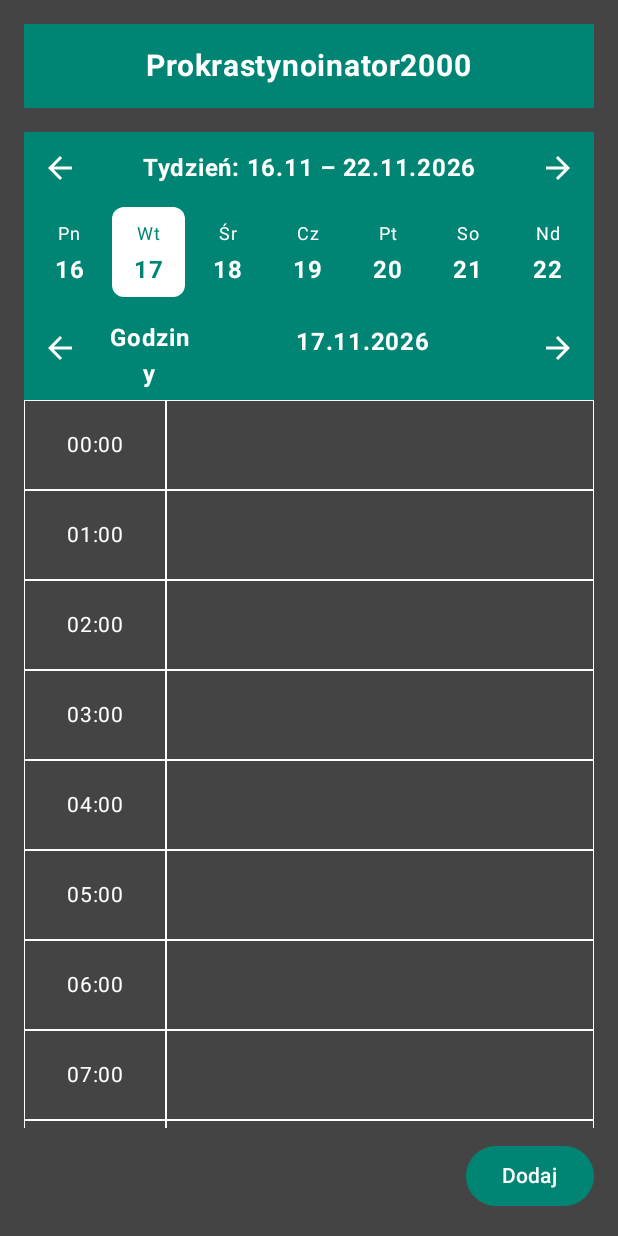
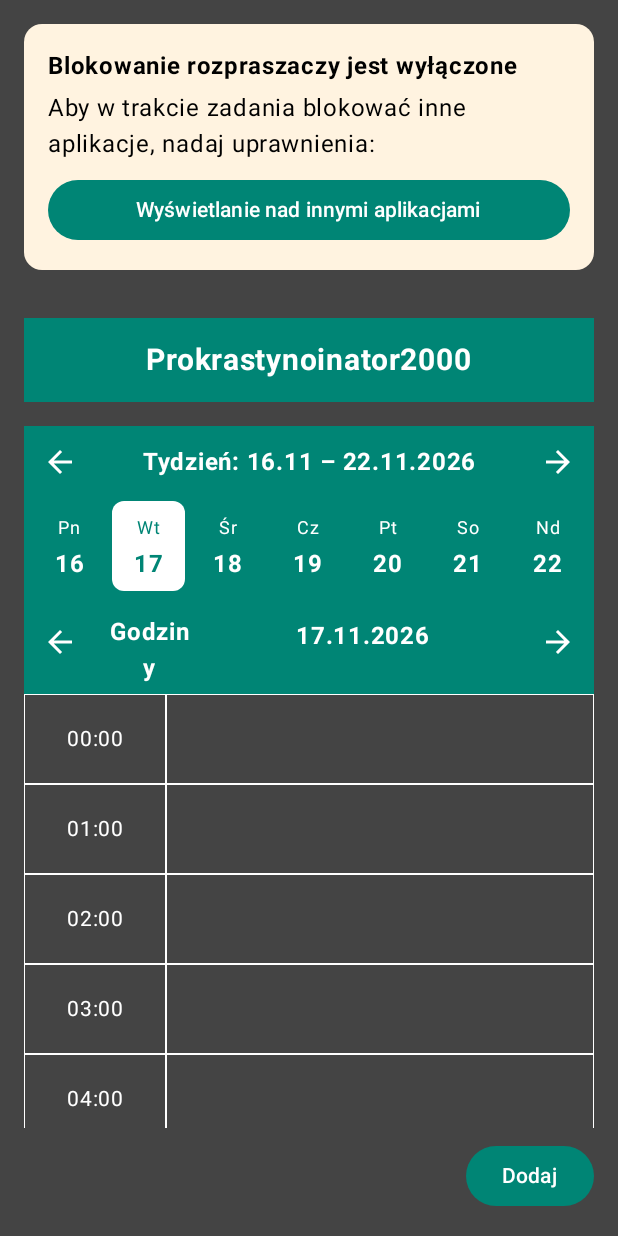
Before and after one commit to kollibroman/O.W.C.A-Project, an Android app built with Jetpack Compose: the screen it shows after launch (MainActivity), on a phone screen of 412 x 824 dp. Run offline under Robolectric (Android 15) with nearby library versions, the phone set to English and light mode, and no system bars.

Commit message:
feat: aactivity monitoring

```diff
--- a/app/src/main/java/com/example/antyprokrastynoinator_2000/MainActivity.kt
+++ b/app/src/main/java/com/example/antyprokrastynoinator_2000/MainActivity.kt
@@ -1,10 +1,19 @@
 package com.example.antyprokrastynoinator_2000
 
+import android.Manifest
+import android.os.Build
 import android.os.Bundle
 import android.widget.Toast
 import androidx.activity.ComponentActivity
+import androidx.activity.compose.rememberLauncherForActivityResult
 import androidx.activity.compose.setContent
+import androidx.activity.result.contract.ActivityResultContracts
+import androidx.compose.foundation.layout.Column
 import androidx.compose.foundation.layout.fillMaxSize
+import com.example.antyprokrastynoinator_2000.data.TaskRepository
+import com.example.antyprokrastynoinator_2000.monitor.AppMonitorService
+import com.example.antyprokrastynoinator_2000.monitor.MonitorPermissions
+import com.example.antyprokrastynoinator_2000.ui.monitor.MonitoringPermissionsCard
 import androidx.compose.foundation.layout.systemBarsPadding
 import androidx.compose.material3.*
 import androidx.compose.runtime.*
@@ -19,6 +28,13 @@ import com.example.antyprokrastynoinator_2000.viewmodel.CalendarViewModel
 import com.example.antyprokrastynoinator_2000.model.Task
 import com.example.antyprokrastynoinator_2000.ui.tasks.TaskDetailsScreen
 class MainActivity : ComponentActivity() {
+    private var permissionRefresh by mutableIntStateOf(0)
+
+    override fun onResume() {
+        super.onResume()
+        permissionRefresh++
+    }
+
     @OptIn(ExperimentalMaterial3Api::class)
     override fun onCreate(savedInstanceState: Bundle?) {
         super.onCreate(savedInstanceState)
@@ -38,6 +54,44 @@ class MainActivity : ComponentActivity() {
                     modifier = Modifier.fillMaxSize().systemBarsPadding(),
                     color = Color.DarkGray
                 ) {
+                    val hasUsageAccess = remember(permissionRefresh) {
+                        MonitorPermissions.hasUsageAccess(context)
+                    }
+                    val canDrawOverlays = remember(permissionRefresh) {
+                        MonitorPermissions.canDrawOverlays(context)
+                    }
+                    val monitoringReady = hasUsageAccess && canDrawOverlays
+
+                    val notificationPermissionLauncher = rememberLauncherForActivityResult(
+                        ActivityResultContracts.RequestPermission()
+                    ) { }
+                    LaunchedEffect(Unit) {
+                        if (Build.VERSION.SDK_INT >= Build.VERSION_CODES.TIRAMISU &&
+                            !MonitorPermissions.hasNotificationPermission(context)
+                        ) {
+                            notificationPermissionLauncher.launch(Manifest.permission.POST_NOTIFICATIONS)
+                        }
+                    }
+
+                    LaunchedEffect(taskList, monitoringReady) {
+                        if (monitoringReady && TaskRepository.hasUpcomingOrActiveTask()) {
+                            AppMonitorService.start(context)
+                        }
+                    }
+
+                    Column(modifier = Modifier.fillMaxSize()) {
+                        if (!monitoringReady) {
+                            MonitoringPermissionsCard(
+                                hasUsageAccess = hasUsageAccess,
+                                canDrawOverlays = canDrawOverlays,
+                                onGrantUsageAccess = {
+                                    context.startActivity(MonitorPermissions.usageAccessSettingsIntent())
+                                },
+                                onGrantOverlay = {
+                                    context.startActivity(MonitorPermissions.overlaySettingsIntent(context))
+                                }
+                            )
+                        }
                         MainScreenCalendar(
                             taskList = taskList,
                             onAddClick = {
@@ -46,6 +100,7 @@ class MainActivity : ComponentActivity() {
                             },
                             onTaskClick = { task -> selectedTask = task }
                         )
+                    }
 
                     if (showAddSheet) {
                         val sheetState = rememberModalBottomSheetState(skipPartiallyExpanded = true)
--- /dev/null
+++ b/app/src/main/java/com/example/antyprokrastynoinator_2000/data/TaskRepository.kt
@@ -0,0 +1,15 @@
+package com.example.antyprokrastynoinator_2000.data
+
+import com.example.antyprokrastynoinator_2000.model.Task
+import kotlinx.coroutines.flow.MutableStateFlow
+import java.time.LocalDateTime
+
+object TaskRepository {
+    val tasks = MutableStateFlow<List<Task>>(emptyList())
+
+    fun activeTask(now: LocalDateTime = LocalDateTime.now()): Task? =
+        tasks.value.firstOrNull { !now.isBefore(it.start) && now.isBefore(it.end) }
+
+    fun hasUpcomingOrActiveTask(now: LocalDateTime = LocalDateTime.now()): Boolean =
+        tasks.value.any { it.end.isAfter(now) }
+}
--- /dev/null
+++ b/app/src/main/java/com/example/antyprokrastynoinator_2000/monitor/MonitorPermissions.kt
@@ -0,0 +1,52 @@
+package com.example.antyprokrastynoinator_2000.monitor
+
+import android.Manifest
+import android.app.AppOpsManager
+import android.content.Context
+import android.content.Intent
+import android.content.pm.PackageManager
+import android.net.Uri
+import android.os.Build
+import android.os.Process
+import android.provider.Settings
+import androidx.core.content.ContextCompat
+
+object MonitorPermissions {
+
+    fun hasUsageAccess(context: Context): Boolean {
+        val appOps = context.getSystemService(AppOpsManager::class.java)
+        val mode = if (Build.VERSION.SDK_INT >= Build.VERSION_CODES.Q) {
+            appOps.unsafeCheckOpNoThrow(
+                AppOpsManager.OPSTR_GET_USAGE_STATS, Process.myUid(), context.packageName
+            )
+        } else {
+            @Suppress("DEPRECATION")
+            appOps.checkOpNoThrow(
+                AppOpsManager.OPSTR_GET_USAGE_STATS, Process.myUid(), context.packageName
+            )
+        }
+        return if (mode == AppOpsManager.MODE_DEFAULT) {
+            context.checkCallingOrSelfPermission(Manifest.permission.PACKAGE_USAGE_STATS) ==
+                    PackageManager.PERMISSION_GRANTED
+        } else {
+            mode == AppOpsManager.MODE_ALLOWED
+        }
+    }
+
+    fun canDrawOverlays(context: Context): Boolean = Settings.canDrawOverlays(context)
+
+    fun hasNotificationPermission(context: Context): Boolean =
+        Build.VERSION.SDK_INT < Build.VERSION_CODES.TIRAMISU ||
+                ContextCompat.checkSelfPermission(context, Manifest.permission.POST_NOTIFICATIONS) ==
+                PackageManager.PERMISSION_GRANTED
+
+    fun isMonitoringReady(context: Context): Boolean =
+        hasUsageAccess(context) && canDrawOverlays(context)
+
+    fun usageAccessSettingsIntent(): Intent = Intent(Settings.ACTION_USAGE_ACCESS_SETTINGS)
+
+    fun overlaySettingsIntent(context: Context): Intent = Intent(
+        Settings.ACTION_MANAGE_OVERLAY_PERMISSION,
+        Uri.parse("package:${context.packageName}")
+    )
+}
--- /dev/null
+++ b/app/src/main/java/com/example/antyprokrastynoinator_2000/ui/monitor/MonitoringPermissionsCard.kt
@@ -0,0 +1,61 @@
+package com.example.antyprokrastynoinator_2000.ui.monitor
+
+import androidx.compose.foundation.layout.Column
+import androidx.compose.foundation.layout.Spacer
+import androidx.compose.foundation.layout.fillMaxWidth
+import androidx.compose.foundation.layout.height
+import androidx.compose.foundation.layout.padding
+import androidx.compose.material3.Button
+import androidx.compose.material3.ButtonDefaults
+import androidx.compose.material3.Card
+import androidx.compose.material3.CardDefaults
+import androidx.compose.material3.Text
+import androidx.compose.runtime.Composable
+import androidx.compose.ui.Modifier
+import androidx.compose.ui.graphics.Color
+import androidx.compose.ui.text.font.FontWeight
+import androidx.compose.ui.unit.dp
+
+// Karta z prośbą o uprawnienia potrzebne do blokowania innych aplikacji.
+@Composable
+fun MonitoringPermissionsCard(
+    hasUsageAccess: Boolean,
+    canDrawOverlays: Boolean,
+    onGrantUsageAccess: () -> Unit,
+    onGrantOverlay: () -> Unit
+) {
+    Card(
+        modifier = Modifier.fillMaxWidth().padding(16.dp),
+        colors = CardDefaults.cardColors(containerColor = Color(0xFFFFF3E0))
+    ) {
+        Column(modifier = Modifier.padding(16.dp)) {
+            Text(
+                text = "Blokowanie rozpraszaczy jest wyłączone",
+                fontWeight = FontWeight.Bold,
+                color = Color.Black
+            )
+            Spacer(Modifier.height(4.dp))
+            Text(
+                text = "Aby w trakcie zadania blokować inne aplikacje, nadaj uprawnienia:",
+                color = Color.Black
+            )
+            val buttonColors = ButtonDefaults.buttonColors(containerColor = Color(0xFF008575))
+            if (!hasUsageAccess) {
+                Spacer(Modifier.height(8.dp))
+                Button(
+                    onClick = onGrantUsageAccess,
+                    colors = buttonColors,
+                    modifier = Modifier.fillMaxWidth()
+                ) { Text("Dostęp do danych o użyciu") }
+            }
+            if (!canDrawOverlays) {
+                Spacer(Modifier.height(8.dp))
+                Button(
+                    onClick = onGrantOverlay,
+                    colors = buttonColors,
+                    modifier = Modifier.fillMaxWidth()
+                ) { Text("Wyświetlanie nad innymi aplikacjami") }
+            }
+        }
+    }
+}
--- a/app/src/main/java/com/example/antyprokrastynoinator_2000/viewmodel/CalendarViewModel.kt
+++ b/app/src/main/java/com/example/antyprokrastynoinator_2000/viewmodel/CalendarViewModel.kt
@@ -1,6 +1,7 @@
 package com.example.antyprokrastynoinator_2000.viewmodel
 
 import androidx.lifecycle.ViewModel
+import com.example.antyprokrastynoinator_2000.data.TaskRepository
 import com.example.antyprokrastynoinator_2000.model.Task
 import kotlinx.coroutines.flow.MutableStateFlow
 import kotlinx.coroutines.flow.StateFlow
@@ -8,7 +9,7 @@ import kotlinx.coroutines.flow.asStateFlow
 
 class CalendarViewModel : ViewModel() {
 
-    private val _taskList = MutableStateFlow<List<Task>>(emptyList())
+    private val _taskList: MutableStateFlow<List<Task>> = TaskRepository.tasks
     val taskList: StateFlow<List<Task>> = _taskList.asStateFlow()
 
     // Sprawdza, czy zadanie koliduje z innymi zadaniami.
@@ -26,7 +27,7 @@ class CalendarViewModel : ViewModel() {
             return false
         }
 
-        _taskList.value = _taskList.value + newTask
+        _taskList.value += newTask
         return true
     }
 
```
Also changed, not shown: app/src/main/AndroidManifest.xml (+24 -0 lines), app/src/main/java/com/example/antyprokrastynoinator_2000/monitor/AppMonitorService.kt (added, +130 -0 lines), app/src/main/java/com/example/antyprokrastynoinator_2000/monitor/BlockingOverlay.kt (added, +165 -0 lines), app/src/main/java/com/example/antyprokrastynoinator_2000/monitor/ForegroundAppDetector.kt (added, +53 -0 lines). Lines whose indentation alone changed are shown as unchanged.
